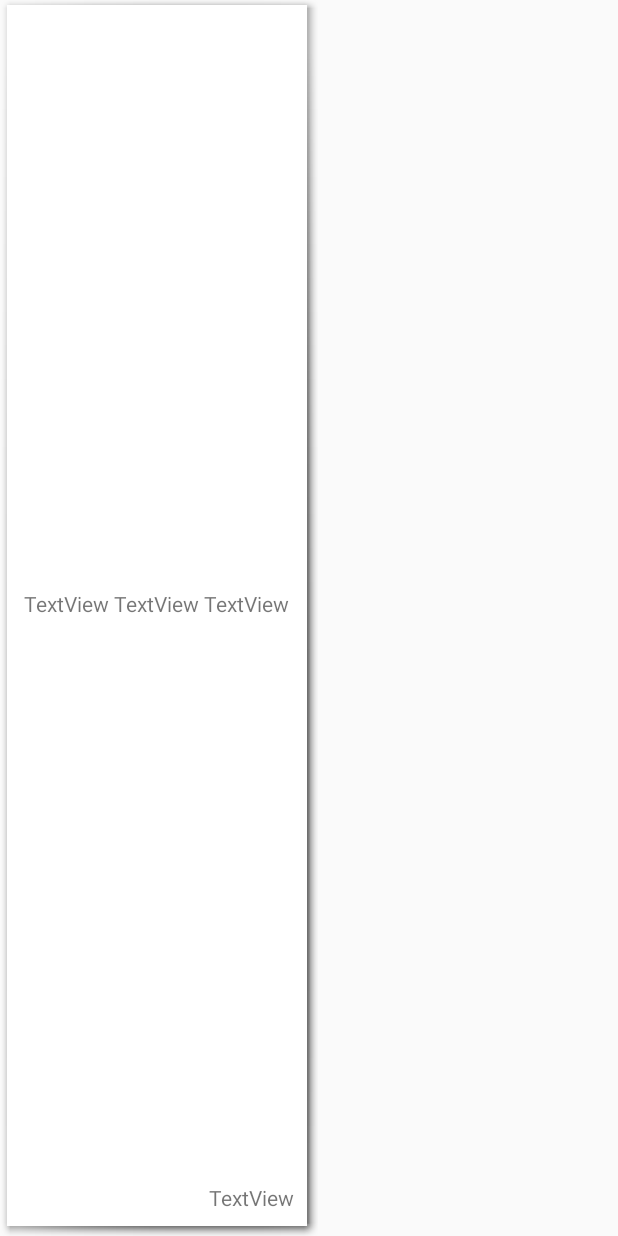
After one commit to SwiftSMS/Android, an Android app: the layout message_list_item.xml on its own in the app's theme, with its tools: preview values and no code run, on a phone screen of 412 x 824 dp. The commit adds this screen. Run offline under Robolectric (Android 15) with nearby library versions, the phone set to English and light mode, and no system bars.

Commit message:
Split sent/rec right/left

```diff
--- a/app/src/main/res/layout/activity_thread.xml
+++ b/app/src/main/res/layout/activity_thread.xml
@@ -12,7 +12,10 @@
         android:layout_width="match_parent"
         android:layout_height="0dp"
         android:layout_weight="1.0"
-        android:background="@android:color/darker_gray" />
+        android:divider="@null"
+        android:dividerHeight="0dp"
+        android:stackFromBottom="true"
+        android:transcriptMode="normal" />
 
     <include
         layout="@layout/compose_message_layout"
--- /dev/null
+++ b/app/src/main/res/layout/message_list_item.xml
@@ -0,0 +1,34 @@
+<?xml version="1.0" encoding="utf-8"?>
+<LinearLayout xmlns:android="http://schemas.android.com/apk/res/android"
+    xmlns:app="http://schemas.android.com/apk/res-auto"
+    android:layout_width="match_parent"
+    android:layout_height="match_parent">
+
+    <android.support.constraint.ConstraintLayout
+        android:layout_width="wrap_content"
+        android:layout_height="match_parent"
+        android:layout_marginEnd="@dimen/activity_horizontal_margin"
+        android:background="@android:drawable/picture_frame"
+        android:padding="16dp">
+
+        <TextView
+            android:id="@+id/message_body"
+            android:layout_width="wrap_content"
+            android:layout_height="wrap_content"
+            android:layout_weight="1"
+            android:text="TextView TextView TextView "
+            app:layout_constraintBottom_toTopOf="@+id/message_date"
+            app:layout_constraintLeft_toLeftOf="parent"
+            app:layout_constraintTop_toTopOf="parent" />
+
+        <TextView
+            android:id="@+id/message_date"
+            android:layout_width="wrap_content"
+            android:layout_height="wrap_content"
+            android:text="TextView"
+            app:layout_constraintBottom_toBottomOf="parent"
+            app:layout_constraintEnd_toEndOf="parent" />
+
+    </android.support.constraint.ConstraintLayout>
+
+</LinearLayout>
```
Also changed, not shown: app/src/main/java/org/swiftsms/Message.java (added, +20 -0 lines), app/src/main/java/org/swiftsms/MessageAdapter.java (added, +69 -0 lines), app/src/main/java/org/swiftsms/ThreadActivity.java (+11 -10 lines).
